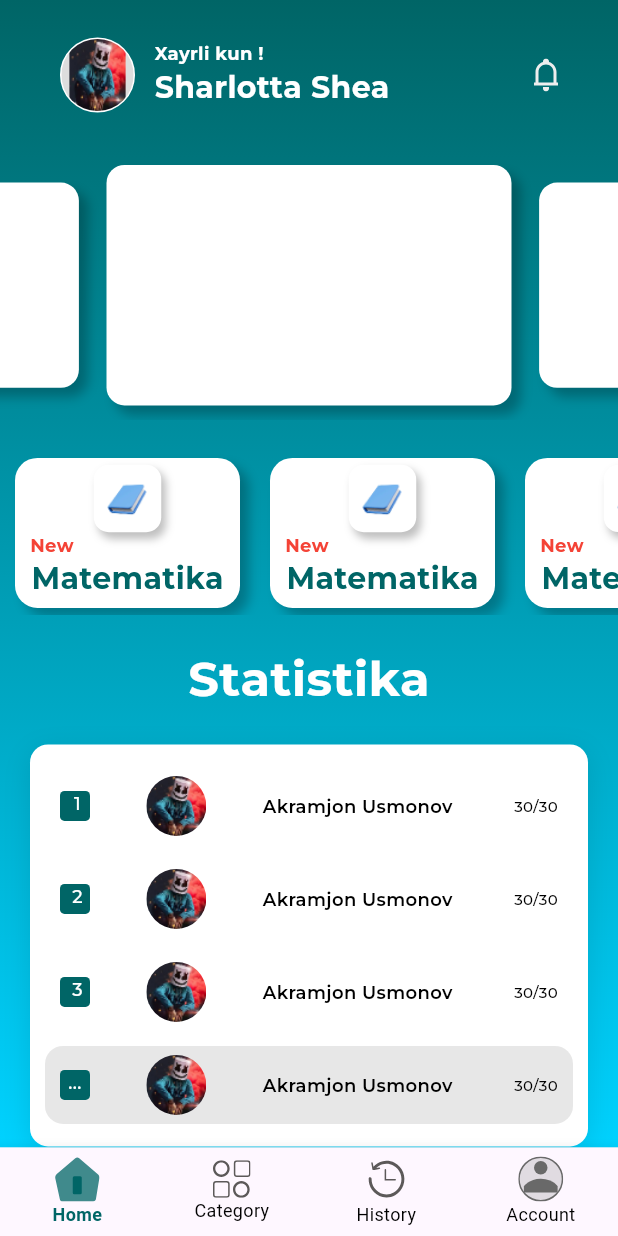
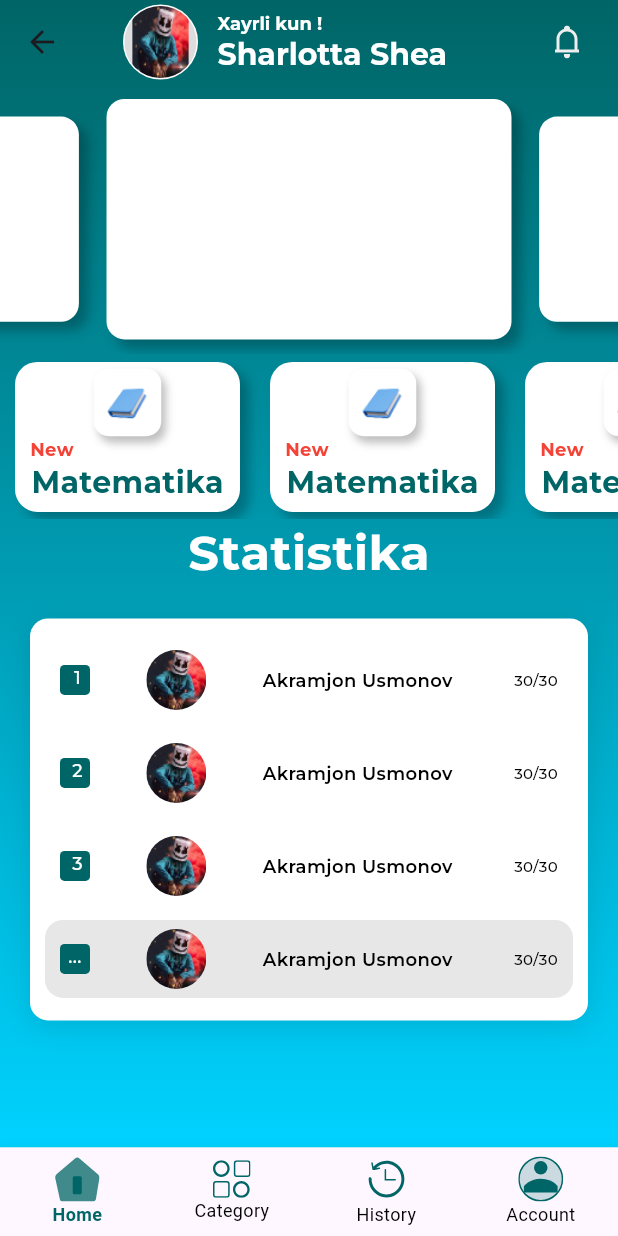
Before and after one commit to Saidmirzo/dtmtest, a Flutter app: the HomePage screen opened by its route, on a phone screen of 412 x 824 dp. Run offline on Flutter 3.47's test engine with Material 3 defaults, Android fonts, the light colour scheme and no system bars; drawn by our look-alikes of carousel_slider; our stand-ins replace auto_route, bloc, cached_network_image, cloud_firestore, dartz, easy_localization and 12 more; missing offline and left inert: excel; accounts and stored records are empty; project files that could hold a hidden picture were left out.

Commit message:
history in is ended

```diff
--- a/lib/common/constants.dart
+++ b/lib/common/constants.dart
@@ -1,4 +1,5 @@
 import 'package:dtmtest/common/res/assets.gen.dart';
+import 'package:dtmtest/common/res/locale_keys.g.dart';
 import 'package:dtmtest/features/admin_panel/web_tarifs/presentation/tarifs.dart';
 import 'package:dtmtest/features/admin_panel/web_admins/presentation/web_admins.dart';
 import 'package:dtmtest/features/admin_panel/web_advertising/presentation/web_advertising.dart';
@@ -6,6 +7,7 @@ import 'package:dtmtest/features/admin_panel/web_categories/presentation/web_cat
 import 'package:dtmtest/features/admin_panel/web_home/presentation/web_home.dart';
 import 'package:dtmtest/features/admin_panel/web_quizes/presentation/web_quizes.dart';
 import 'package:dtmtest/features/admin_panel/web_users/presentation/pages/web_users.dart';
+import 'package:easy_localization/easy_localization.dart';
 
 List<String> adminMenu = [
   "Home",
@@ -46,3 +48,16 @@ getPage(int index) {
       return const WebHomePage();
   }
 }
+
+List<String> labels = [
+  tr(LocaleKeys.home),
+  tr(LocaleKeys.inbox),
+  tr(LocaleKeys.menu),
+  tr(LocaleKeys.account)
+];
+List<SvgGenImage> listIcons = [
+  Assets.icons.home,
+  Assets.icons.category,
+  Assets.icons.history,
+  Assets.icons.profile
+];
--- a/lib/common/res/app_router.dart
+++ b/lib/common/res/app_router.dart
@@ -1,5 +1,4 @@
 import 'package:auto_route/auto_route.dart';
-import 'package:dtmtest/features/admin_panel/web_tarifs/presentation/tarifs.dart';
 import 'package:dtmtest/features/admin_panel/web_admins/presentation/web_admins.dart';
 import 'package:dtmtest/features/admin_panel/web_advertising/presentation/web_advertising.dart';
 import 'package:dtmtest/features/admin_panel/web_categories/presentation/web_categories.dart';
@@ -7,6 +6,7 @@ import 'package:dtmtest/features/admin_panel/web_home/presentation/web_home.dart
 import 'package:dtmtest/features/admin_panel/web_main_page.dart';
 import 'package:dtmtest/features/admin_panel/web_quizes/data/model/theme_model.dart';
 import 'package:dtmtest/features/admin_panel/web_quizes/presentation/web_quizes.dart';
+import 'package:dtmtest/features/admin_panel/web_tarifs/presentation/tarifs.dart';
 import 'package:dtmtest/features/admin_panel/web_users/presentation/pages/web_users.dart';
 import 'package:dtmtest/features/mobile/auth/presentation/pages/mobile_login_page.dart';
 import 'package:dtmtest/features/mobile/auth/presentation/pages/sifn_in_page.dart';
@@ -14,11 +14,13 @@ import 'package:dtmtest/features/mobile/auth/presentation/pages/sign_up_page.dar
 import 'package:dtmtest/features/mobile/auth/presentation/pages/splash_page.dart';
 import 'package:dtmtest/features/mobile/category/presentation/pages/category_page.dart';
 import 'package:dtmtest/features/mobile/history/history.dart';
+import 'package:dtmtest/features/mobile/history/history_detail.dart';
 import 'package:dtmtest/features/mobile/home/presentation/pages/home_page.dart';
 import 'package:dtmtest/features/mobile/mobile_main_page.dart';
 import 'package:dtmtest/features/mobile/profile/presentation/pages/profile_page.dart';
 import 'package:dtmtest/features/mobile/quizs/presentation/pages/quizs_page.dart';
 import 'package:dtmtest/features/mobile/tarifs/presentation/page/plans_page.dart';
+import 'package:dtmtest/features/mobile/tests/data/models/history_model.dart';
 import 'package:dtmtest/features/mobile/tests/presentation/page/tests_page.dart';
 import 'package:dtmtest/features/mobile/themes/presentation/page/themes_page.dart';
 import 'package:flutter/foundation.dart';
@@ -37,6 +39,7 @@ class AppRouter extends _$AppRouter {
   static const String plansPage = '/plansPage';
   static const String quizsPage = '/quizsPage';
   static const String testsPage = '/testsPage';
+  static const String historyDetailPage = '/historyDetailPage';
 
   @override
   final List<AutoRoute> routes = [
@@ -109,12 +112,16 @@ class AppRouter extends _$AppRouter {
       page: SplashRoute.page,
       path: splashRoute,
     ),
-     AutoRoute(
+    AutoRoute(
       page: SignInRoute.page,
       path: signInRoute,
     ),
-     AutoRoute(
+    AutoRoute(
       page: SignUpRoute.page,
+      path: signUpRoute,
+    ),
+    AutoRoute(
+      page: HistoryDatailRoute.page,
       path: signUpRoute,
     ),
   ];
--- a/lib/common/res/assets.gen.dart
+++ b/lib/common/res/assets.gen.dart
@@ -79,6 +79,9 @@ class $AssetsIconsGen {
   /// File path: assets/icons/home.svg
   SvgGenImage get home => const SvgGenImage('assets/icons/home.svg');
 
+  /// File path: assets/icons/icon.png
+  AssetGenImage get icon => const AssetGenImage('assets/icons/icon.png');
+
   /// File path: assets/icons/menu.svg
   SvgGenImage get menu => const SvgGenImage('assets/icons/menu.svg');
 
@@ -122,7 +125,7 @@ class $AssetsIconsGen {
   SvgGenImage get upload => const SvgGenImage('assets/icons/upload.svg');
 
   /// List of all assets
-  List<SvgGenImage> get values => [
+  List<dynamic> get values => [
         add,
         advertising,
         arrowRight,
@@ -137,6 +140,7 @@ class $AssetsIconsGen {
         google,
         history,
         home,
+        icon,
         menu,
         money,
         news,
--- a/lib/features/mobile/home/presentation/pages/home_page.dart
+++ b/lib/features/mobile/home/presentation/pages/home_page.dart
@@ -1,6 +1,5 @@
 import 'package:auto_route/auto_route.dart';
 import 'package:carousel_slider/carousel_slider.dart';
-import 'package:dtmtest/common/components/custom_appbar.dart';
 import 'package:dtmtest/common/costomaizable.dart';
 import 'package:dtmtest/common/extentions.dart';
 import 'package:dtmtest/features/mobile/home/presentation/widgets/home_carousel_widget.dart';
@@ -27,9 +26,13 @@ class _HomePageState extends State<HomePage> {
       ),
       child: Scaffold(
         backgroundColor: Colors.transparent,
-        appBar: CustomAppBar(
-          child: Padding(
-            padding: const EdgeInsets.symmetric(horizontal: 10, vertical: 10),
+        body: CustomScrollView(
+          slivers: [
+            SliverAppBar(
+              backgroundColor: Colors.transparent,
+              title: Padding(
+                padding:
+                    const EdgeInsets.symmetric(horizontal: 10, vertical: 10),
                 child: Row(
                   crossAxisAlignment: CrossAxisAlignment.center,
                   children: [
@@ -83,13 +86,11 @@ class _HomePageState extends State<HomePage> {
                 ),
               ),
             ),
-        body: SingleChildScrollView(
-          physics: const BouncingScrollPhysics(),
-          child: Column(
-            children: [
-              CarouselWidgetHome(carouselController: carouselController),
-              20.h,
-              SizedBox(
+            SliverToBoxAdapter(
+                child:
+                    CarouselWidgetHome(carouselController: carouselController)),
+            SliverToBoxAdapter(
+              child: SizedBox(
                 width: double.infinity,
                 height: 110,
                 child: ListView.builder(
@@ -169,11 +170,9 @@ class _HomePageState extends State<HomePage> {
                   },
                 ),
               ),
-              20.h,
-              const StatisticsWidget(),
-              20.h,
+            ),
+            const SliverToBoxAdapter(child: StatisticsWidget()),
           ],
-          ),
         ),
       ),
     );
--- a/lib/features/mobile/mobile_main_page.dart
+++ b/lib/features/mobile/mobile_main_page.dart
@@ -1,9 +1,8 @@
 import 'package:auto_route/auto_route.dart';
+import 'package:dtmtest/common/constants.dart';
+import 'package:dtmtest/common/costomaizable.dart';
 import 'package:dtmtest/common/res/app_router.dart';
-import 'package:dtmtest/common/res/assets.gen.dart';
 import 'package:dtmtest/common/res/colors.gen.dart';
-import 'package:dtmtest/common/res/locale_keys.g.dart';
-import 'package:easy_localization/easy_localization.dart';
 import 'package:flutter/material.dart';
 
 @RoutePage()
@@ -18,7 +17,12 @@ class _MainPageState extends State<MainPage> {
   int activeIndexForAppBar = 0;
   @override
   Widget build(BuildContext context) {
-    return Scaffold(
+    return Container(
+      decoration: BoxDecoration(
+        gradient: AppGradient.backgroundGradient,
+      ),
+      child: Scaffold(
+        backgroundColor: Colors.transparent,
         body: AutoTabsScaffold(
           routes: const [
             HomeRoute(),
@@ -48,44 +52,21 @@ class _MainPageState extends State<MainPage> {
               selectedItemColor: ColorName.customColor,
               unselectedItemColor: ColorName.black,
               showUnselectedLabels: true,
-            items: [
-              BottomNavigationBarItem(
-                label: tr(LocaleKeys.home),
-                icon: Assets.icons.home.svg(
+              items: List.generate(
+                labels.length,
+                (index) => BottomNavigationBarItem(
+                  label: labels[index],
+                  icon: listIcons[index].svg(
                     // ignore: deprecated_member_use_from_same_package
                     color: tabsRouter.activeIndex == 0
                         ? ColorName.customColor
                         : null,
                   ),
                 ),
-              BottomNavigationBarItem(
-                label: tr(LocaleKeys.inbox),
-                icon: Assets.icons.category.svg(
-                  color: tabsRouter.activeIndex == 1
-                      ? ColorName.customColor
-                      : null,
               ),
-              ),
-              BottomNavigationBarItem(
-                label: tr(LocaleKeys.menu),
-                icon: Assets.icons.history.svg(
-                  color: tabsRouter.activeIndex == 2
-                      ? ColorName.customColor
-                      : null,
-                ),
-              ),
-              BottomNavigationBarItem(
-                label: tr(LocaleKeys.account),
-                icon: Assets.icons.profile.svg(
-                  // ignore: deprecated_member_use_from_same_package
-                  color: tabsRouter.activeIndex == 3
-                      ? ColorName.customColor
-                      : null,
-                ),
-              ),
-            ],
             );
           },
+        ),
       ),
     );
   }
--- a/lib/features/mobile/profile/presentation/pages/profile_page.dart
+++ b/lib/features/mobile/profile/presentation/pages/profile_page.dart
@@ -1,6 +1,6 @@
+import 'package:auto_route/auto_route.dart';
 import 'package:dtmtest/common/costomaizable.dart';
 import 'package:dtmtest/common/extentions.dart';
-import 'package:auto_route/auto_route.dart';
 import 'package:dtmtest/common/res/app_router.dart';
 import 'package:dtmtest/common/ui.dart';
 import 'package:dtmtest/features/mobile/auth/presentation/bloc/bloc/auth_bloc.dart';
@@ -9,6 +9,7 @@ import 'package:dtmtest/features/mobile/profile/presentation/widgets/user_image_
 import 'package:dtmtest/features/mobile/tests/presentation/widget/inner_shadow_widget.dart';
 import 'package:flutter/material.dart';
 import 'package:flutter_bloc/flutter_bloc.dart';
+
 import '../widgets/about_user_widget.dart';
 
 @RoutePage()
```
Also changed, not shown: lib/common/tessdsdsd.dart (added, +27 -0 lines), lib/features/admin_panel/web_users/data/data_sources/web_remote_data_source.dart (+7 -1 lines), lib/features/mobile/category/presentation/pages/category_page.dart (+18 -35 lines), lib/features/mobile/history/history.dart (+49 -67 lines), lib/features/mobile/history/history_detail.dart (added, +60 -0 lines), lib/features/mobile/history/widgets/history_detail_widget.dart (added, +98 -0 lines), lib/features/mobile/history/widgets/home_widget.dart (added, +92 -0 lines), lib/features/mobile/tests/data/models/history_model.dart (+22 -16 lines), lib/main.dart (+9 -12 lines), lib/common/res/app_router.gr.dart, 3 other files. Lines whose indentation alone changed are shown as unchanged.
